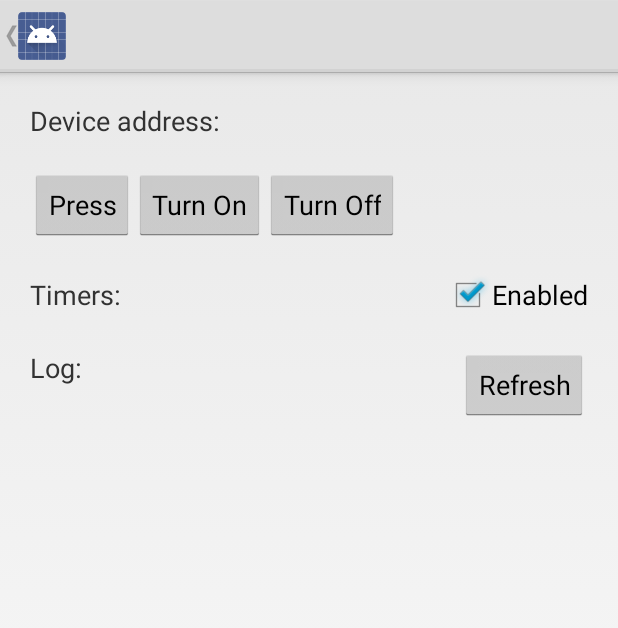
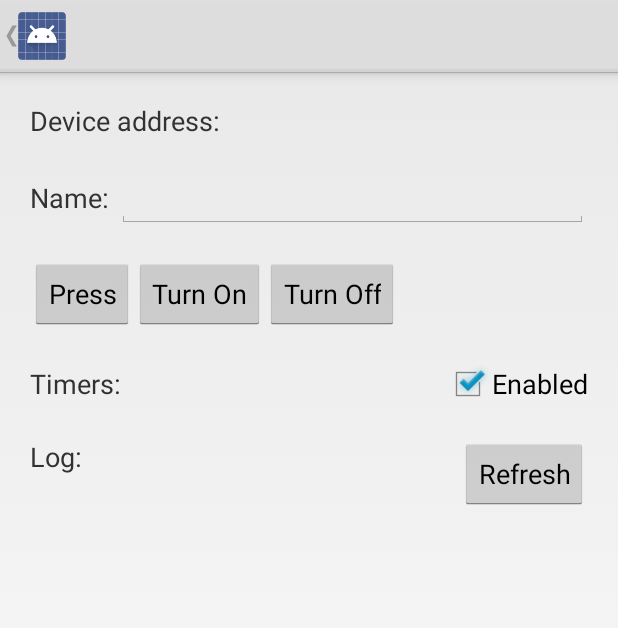
Before and after one commit to bxantus/botcontroll, an Android app: the DeviceSetupActivity screen opened directly, with no data from a screen before it, on a phone screen of 412 x 824 dp. Shown: the top 628 px of the screen. Run offline under Robolectric (Android 15) with nearby library versions, the phone set to English and light mode, and no system bars.

Commit message:
Ability to name bots, also user set names are saved

```diff
--- a/app/src/main/AndroidManifest.xml
+++ b/app/src/main/AndroidManifest.xml
@@ -26,7 +26,7 @@
                 <category android:name="android.intent.category.LAUNCHER"/>
             </intent-filter>
         </activity>
-        <activity android:name=".ui.DeviceSetupActivity"/>
+        <activity android:name=".ui.DeviceSetupActivity" android:windowSoftInputMode="stateHidden"/>
 
         <service
             android:name=".services.ScheduleService"
--- /dev/null
+++ b/app/src/main/java/com/drx/trash/botcontroll/settings/Settings.java
@@ -0,0 +1,32 @@
+package com.drx.trash.botcontroll.settings;
+
+import android.content.Context;
+import android.content.SharedPreferences;
+
+/**
+ * @author Botond Xantus
+ */
+public class Settings {
+    private static final String DEVICE_PREFERENCES = "com.drx.trash.botcontroll.devices";
+
+    public Settings(Context ctx) {
+        this.ctx = ctx;
+    }
+
+    private Context ctx;
+
+    public String getDeviceName(String address, String defaultName) {
+        return getDevicePreferences().getString(address, defaultName);
+    }
+
+    public void setDeviceName(String address, String newName) {
+        SharedPreferences devicePrefs = getDevicePreferences();
+        SharedPreferences.Editor editor = devicePrefs.edit();
+        editor.putString(address, newName);
+        editor.apply();
+    }
+
+    private SharedPreferences getDevicePreferences() {
+        return ctx.getSharedPreferences(DEVICE_PREFERENCES, Context.MODE_PRIVATE);
+    }
+}
--- a/app/src/main/java/com/drx/trash/botcontroll/ui/DeviceSetupActivity.java
+++ b/app/src/main/java/com/drx/trash/botcontroll/ui/DeviceSetupActivity.java
@@ -25,6 +25,8 @@ import android.content.Context;
 import android.content.Intent;
 import android.os.Bundle;
 import android.os.PersistableBundle;
+import android.text.Editable;
+import android.text.TextWatcher;
 import android.util.Log;
 import android.view.MenuItem;
 import android.view.View;
@@ -34,6 +36,7 @@ import com.drx.trash.botcontroll.BotLog;
 import com.drx.trash.botcontroll.SwitchBot;
 import com.drx.trash.botcontroll.services.ScheduleService;
 import com.drx.trash.botcontroll.R;
+import com.drx.trash.botcontroll.settings.Settings;
 
 import java.util.ArrayList;
 import java.util.Collections;
@@ -50,6 +53,7 @@ public class DeviceSetupActivity extends Activity {
     private ListView mLogList;
     private ArrayList<ArrayList<BluetoothGattCharacteristic>> mGattCharacteristics =
             new ArrayList<ArrayList<BluetoothGattCharacteristic>>();
+    private Settings settings;
 
     private final String LIST_NAME = "NAME";
     private final String LIST_UUID = "UUID";
@@ -60,6 +64,7 @@ public class DeviceSetupActivity extends Activity {
     public void onCreate(Bundle savedInstanceState) {
         super.onCreate(savedInstanceState);
         setContentView(R.layout.device_setup);
+        settings = new Settings(this);
 
         final Intent intent = getIntent();
         mDeviceName = intent.getStringExtra(EXTRAS_DEVICE_NAME);
@@ -90,6 +95,22 @@ public class DeviceSetupActivity extends Activity {
 
         getActionBar().setTitle(mDeviceName);
         getActionBar().setDisplayHomeAsUpEnabled(true);
+
+        EditText nameEditor = (EditText)findViewById(R.id.setup_edit_device_name);
+        nameEditor.setText(mDeviceName);
+        nameEditor.addTextChangedListener(new TextWatcher() {
+            @Override
+            public void beforeTextChanged(CharSequence charSequence, int i, int i1, int i2) {   }
+
+            @Override
+            public void onTextChanged(CharSequence charSequence, int i, int i1, int i2) {
+                settings.setDeviceName(mDeviceAddress, charSequence.toString());
+                mDeviceName = charSequence.toString();
+            }
+
+            @Override
+            public void afterTextChanged(Editable editable) { }
+        });
 
         CheckBox chkTimersEnabled = (CheckBox)findViewById(R.id.setup_enable_timers);
         chkTimersEnabled.setOnCheckedChangeListener(new CompoundButton.OnCheckedChangeListener() {
--- a/app/src/main/res/layout/device_setup.xml
+++ b/app/src/main/res/layout/device_setup.xml
@@ -37,10 +37,26 @@
                   android:layout_width="match_parent"
                   android:layout_height="wrap_content"
                   android:layout_margin="10dp">
+        <TextView android:layout_width="wrap_content"
+                  android:layout_height="wrap_content"
+                  android:text="Name:"
+                  android:textSize="18sp"/>
+        <Space android:layout_width="5dp"
+               android:layout_height="wrap_content"/>
+        <EditText android:id="@+id/setup_edit_device_name"
+                  android:layout_weight="1"
+                  android:layout_width="0dp"
+                  android:layout_height="wrap_content"
+                  android:textSize="18sp"/>
+    </LinearLayout>
+
+    <LinearLayout android:orientation="horizontal"
+                  android:layout_width="match_parent"
+                  android:layout_height="wrap_content"
+                  android:layout_margin="10dp">
         <Button android:id="@+id/setup_press"
                 android:layout_width="wrap_content"
                 android:layout_height="wrap_content"
-                android:layout_gravity="fill_horizontal"
                 android:text="Press"
         />
         <Button android:layout_width="wrap_content"
```
Also changed, not shown: app/src/main/java/com/drx/trash/botcontroll/ui/DeviceScanActivity.java (+15 -6 lines).
